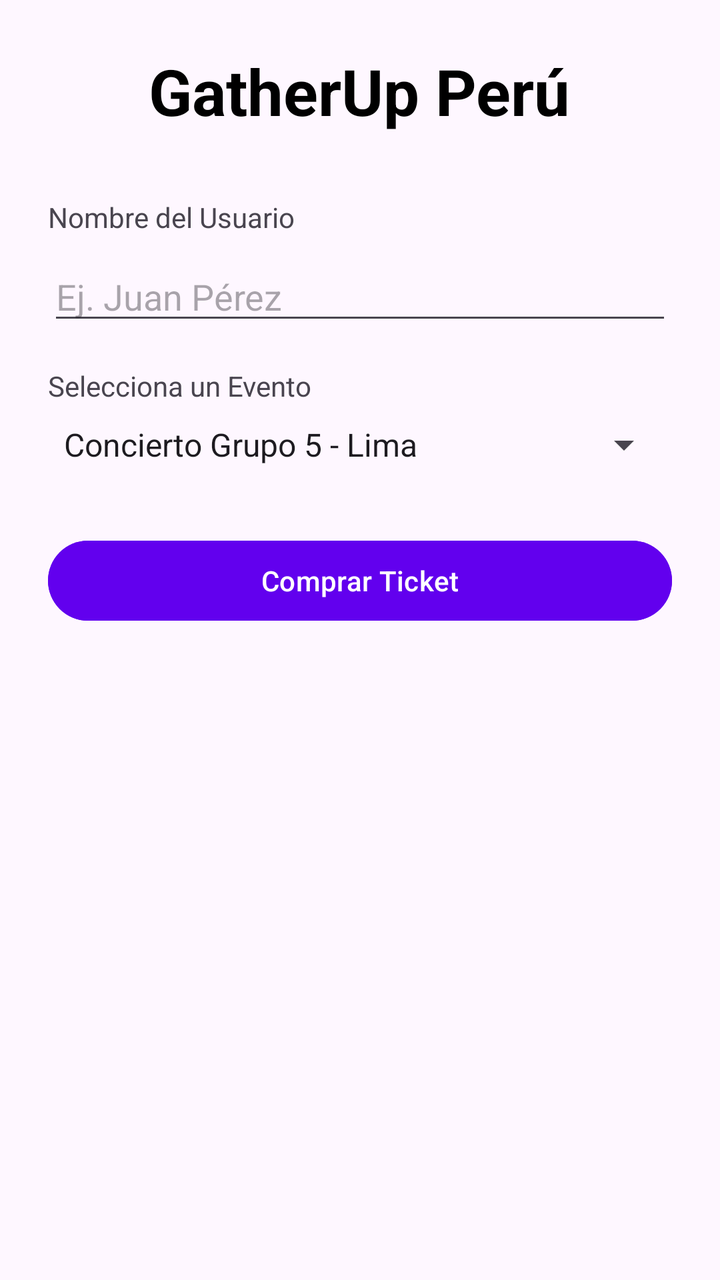
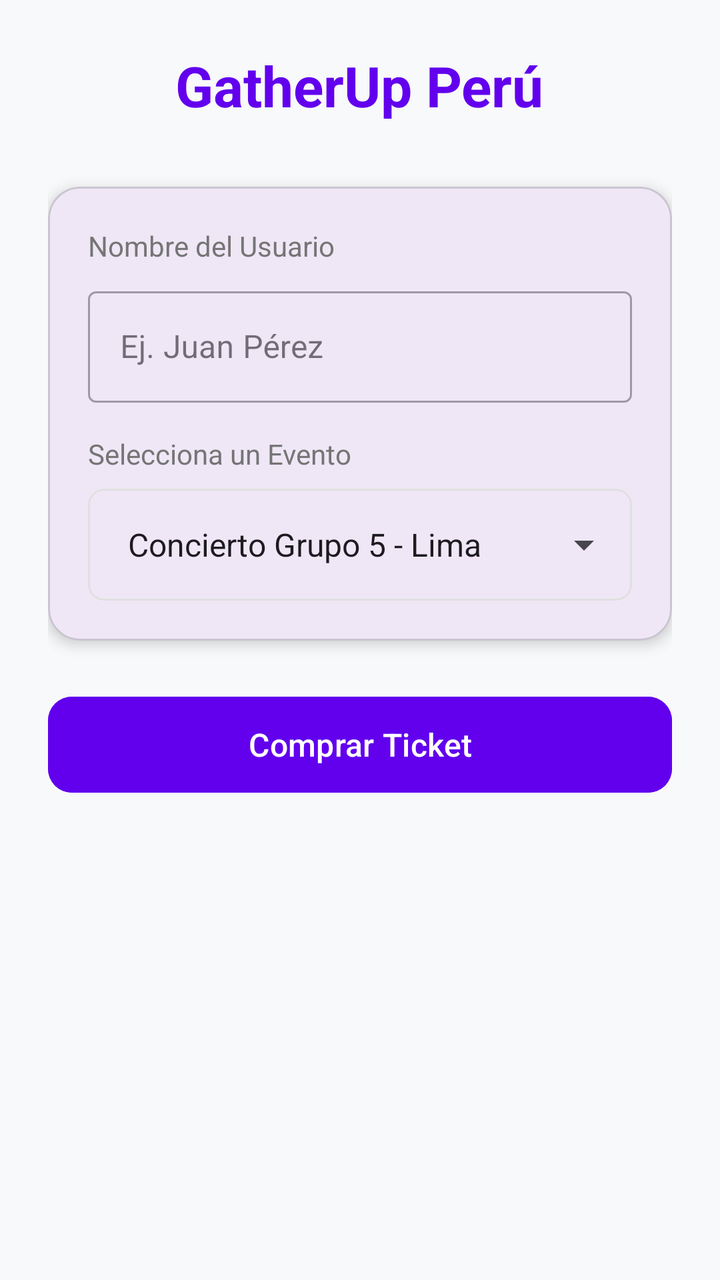

Screens rendered from an Android XML layout before and after an edit, with the pre-edit source and the edit as a unified diff.
<!-- AndroidManifest.xml: application theme Theme.AVANCE_T1 -->
<!-- res/layout/activity_main.xml -->
<?xml version="1.0" encoding="utf-8"?>
<LinearLayout xmlns:android="http://schemas.android.com/apk/res/android"
    xmlns:tools="http://schemas.android.com/tools"
    android:id="@+id/main"
    android:layout_width="match_parent"
    android:layout_height="match_parent"
    android:orientation="vertical"
    android:padding="24dp"
    android:gravity="center_horizontal"
    tools:context=".MainActivity">

    <TextView
        android:layout_width="wrap_content"
        android:layout_height="wrap_content"
        android:text="@string/app_name"
        android:textSize="32sp"
        android:textStyle="bold"
        android:textColor="@color/black"
        android:layout_marginBottom="32dp" />

    <TextView
        android:layout_width="match_parent"
        android:layout_height="wrap_content"
        android:text="@string/user_name_label"
        android:layout_marginBottom="8dp" />

    <EditText
        android:id="@+id/etUserName"
        android:layout_width="match_parent"
        android:layout_height="wrap_content"
        android:hint="@string/user_name_hint"
        android:inputType="textPersonName"
        android:importantForAutofill="no"
        android:layout_marginBottom="16dp" />

    <TextView
        android:layout_width="match_parent"
        android:layout_height="wrap_content"
        android:text="@string/select_event_label"
        android:layout_marginBottom="8dp" />

    <Spinner
        android:id="@+id/spEvents"
        android:layout_width="match_parent"
        android:layout_height="wrap_content"
        android:entries="@array/events_array"
        android:layout_marginBottom="32dp" />

    <Button
        android:id="@+id/btnBuyTicket"
        android:layout_width="match_parent"
        android:layout_height="wrap_content"
        android:text="@string/buy_ticket_button"
        android:backgroundTint="#6200EE"
        android:textColor="@color/white" />

</LinearLayout>
<!-- resources referenced by this layout -->
<resources>
  <string-array name="events_array">
          <item>Concierto Grupo 5 - Lima</item>
          <item>Mistura 2024</item>
          <item>Teatro La Plaza - Edipo Rey</item>
      </string-array>
  <color name="black">#FF000000</color>
  <color name="white">#FFFFFFFF</color>
  <string name="app_name">GatherUp Perú</string>
  <string name="buy_ticket_button">Comprar Ticket</string>
  <string name="select_event_label">Selecciona un Evento</string>
  <string name="user_name_hint">Ej. Juan Pérez</string>
  <string name="user_name_label">Nombre del Usuario</string>
  <style name="Theme.AVANCE_T1" parent="Base.Theme.AVANCE_T1" />
  <style name="Base.Theme.AVANCE_T1" parent="Theme.Material3.DayNight.NoActionBar">
          
          
      </style>
</resources>

<!-- the commit's change to res/layout/activity_main.xml (unified diff, before → after) -->
@@ -1,57 +1,96 @@
 <?xml version="1.0" encoding="utf-8"?>
 <LinearLayout xmlns:android="http://schemas.android.com/apk/res/android"
+    xmlns:app="http://schemas.android.com/apk/res-auto"
     xmlns:tools="http://schemas.android.com/tools"
     android:id="@+id/main"
     android:layout_width="match_parent"
     android:layout_height="match_parent"
     android:orientation="vertical"
     android:padding="24dp"
-    android:gravity="center_horizontal"
+    android:background="@color/background"
     tools:context=".MainActivity">
 
     <TextView
         android:layout_width="wrap_content"
         android:layout_height="wrap_content"
         android:text="@string/app_name"
-        android:textSize="32sp"
+        android:textSize="28sp"
         android:textStyle="bold"
-        android:textColor="@color/black"
+        android:textColor="@color/primary"
+        android:layout_gravity="center_horizontal"
         android:layout_marginBottom="32dp" />
 
-    <TextView
+    <com.google.android.material.card.MaterialCardView
         android:layout_width="match_parent"
         android:layout_height="wrap_content"
-        android:text="@string/user_name_label"
-        android:layout_marginBottom="8dp" />
+        app:cardCornerRadius="16dp"
+        app:cardElevation="4dp"
+        android:layout_marginBottom="24dp">
 
-    <EditText
-        android:id="@+id/etUserName"
-        android:layout_width="match_parent"
-        android:layout_height="wrap_content"
-        android:hint="@string/user_name_hint"
-        android:inputType="textPersonName"
-        android:importantForAutofill="no"
-        android:layout_marginBottom="16dp" />
+        <LinearLayout
+            android:layout_width="match_parent"
+            android:layout_height="wrap_content"
+            android:orientation="vertical"
+            android:padding="20dp">
 
-    <TextView
-        android:layout_width="match_parent"
-        android:layout_height="wrap_content"
-        android:text="@string/select_event_label"
-        android:layout_marginBottom="8dp" />
+            <TextView
+                android:layout_width="match_parent"
+                android:layout_height="wrap_content"
+                android:text="@string/user_name_label"
+                android:textColor="@color/text_secondary"
+                android:textSize="14sp"
+                android:layout_marginBottom="8dp" />
 
-    <Spinner
-        android:id="@+id/spEvents"
-        android:layout_width="match_parent"
-        android:layout_height="wrap_content"
-        android:entries="@array/events_array"
-        android:layout_marginBottom="32dp" />
+            <com.google.android.material.textfield.TextInputLayout
+                android:layout_width="match_parent"
+                android:layout_height="wrap_content"
+                style="@style/Widget.MaterialComponents.TextInputLayout.OutlinedBox"
+                android:layout_marginBottom="16dp">
 
-    <Button
+                <com.google.android.material.textfield.TextInputEditText
+                    android:id="@+id/etUserName"
+                    android:layout_width="match_parent"
+                    android:layout_height="wrap_content"
+                    android:hint="@string/user_name_hint"
+                    android:inputType="textPersonName" />
+            </com.google.android.material.textfield.TextInputLayout>
+
+            <TextView
+                android:layout_width="match_parent"
+                android:layout_height="wrap_content"
+                android:text="@string/select_event_label"
+                android:textColor="@color/text_secondary"
+                android:textSize="14sp"
+                android:layout_marginBottom="8dp" />
+
+            <com.google.android.material.card.MaterialCardView
+                android:layout_width="match_parent"
+                android:layout_height="wrap_content"
+                app:strokeWidth="1dp"
+                app:strokeColor="@color/gray_light"
+                app:cardCornerRadius="8dp"
+                app:cardElevation="0dp">
+
+                <Spinner
+                    android:id="@+id/spEvents"
+                    android:layout_width="match_parent"
+                    android:layout_height="56dp"
+                    android:entries="@array/events_array"
+                    android:paddingStart="12dp"
+                    android:paddingEnd="12dp" />
+            </com.google.android.material.card.MaterialCardView>
+
+        </LinearLayout>
+    </com.google.android.material.card.MaterialCardView>
+
+    <com.google.android.material.button.MaterialButton
         android:id="@+id/btnBuyTicket"
         android:layout_width="match_parent"
-        android:layout_height="wrap_content"
+        android:layout_height="56dp"
         android:text="@string/buy_ticket_button"
-        android:backgroundTint="#6200EE"
-        android:textColor="@color/white" />
+        app:cornerRadius="12dp"
+        android:textSize="16sp"
+        android:textAllCaps="false"
+        android:backgroundTint="@color/primary" />
 
 </LinearLayout>
<!-- resource entries referenced after the edit -->
@@ -5,8 +5,10 @@
           <item>Mistura 2024</item>
           <item>Teatro La Plaza - Edipo Rey</item>
       </string-array>
-  <color name="black">#FF000000</color>
-  <color name="white">#FFFFFFFF</color>
+  <color name="background">#F8F9FA</color>
+  <color name="gray_light">#E0E0E0</color>
+  <color name="primary">#6200EE</color>
+  <color name="text_secondary">#757575</color>
   <string name="app_name">GatherUp Perú</string>
   <string name="buy_ticket_button">Comprar Ticket</string>
   <string name="select_event_label">Selecciona un Evento</string>
